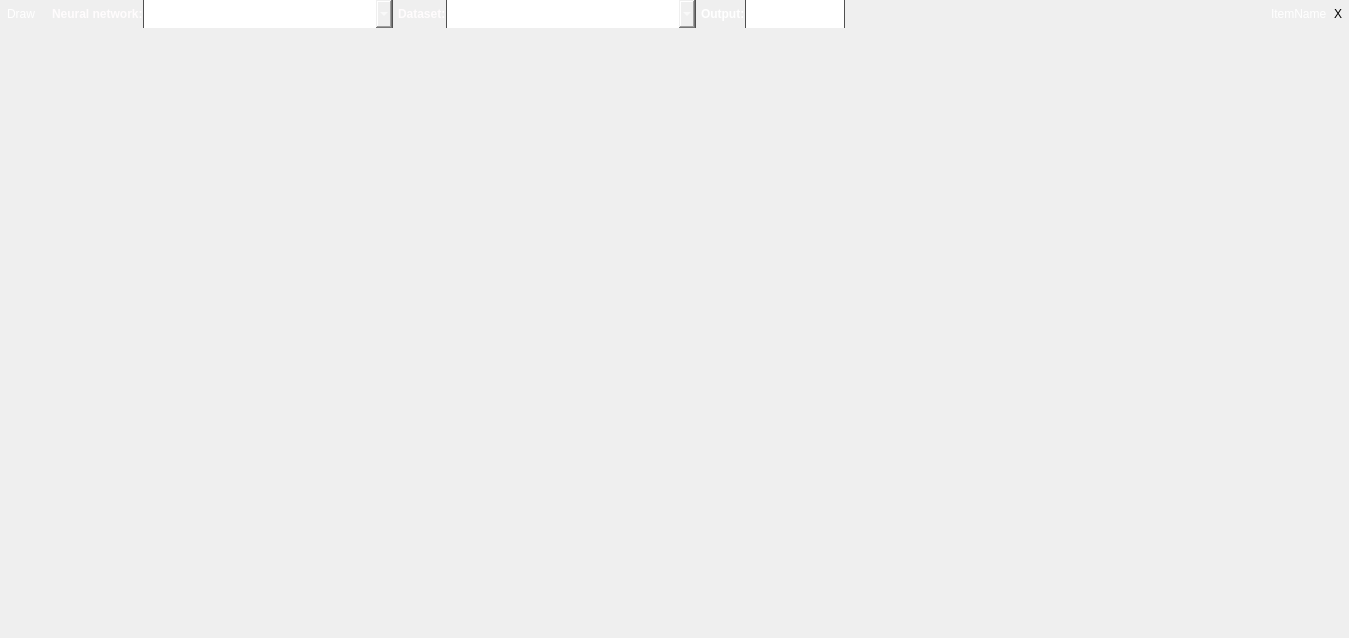
This is ApplicationUi/OutputGraphWidget.ui in kacerpetr/NNCreator as Qt 5 draws it before an edit. The edited form follows.
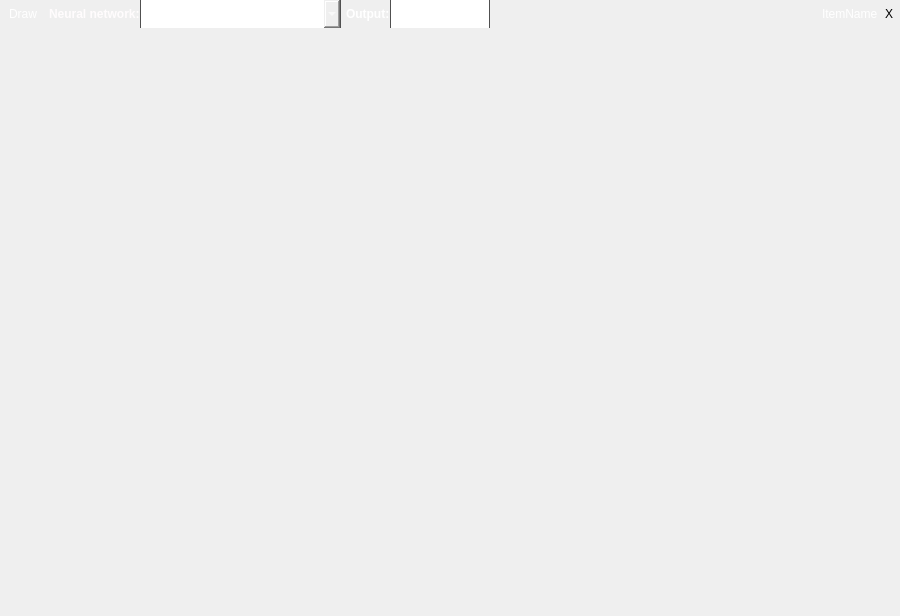
This is the edited form. Icons and pictures are not drawn.

Commit message: NetParamWidget content moved to ScrollArea, dataset selection removed from graphTest

The edit to the form file:
```diff
--- a/ApplicationUi/OutputGraphWidget.ui
+++ b/ApplicationUi/OutputGraphWidget.ui
@@ -6,8 +6,8 @@
    <rect>
     <x>0</x>
     <y>0</y>
-    <width>1349</width>
-    <height>638</height>
+    <width>900</width>
+    <height>616</height>
    </rect>
   </property>
   <property name="windowTitle">
@@ -56,7 +56,7 @@
        <number>0</number>
       </property>
       <property name="leftMargin">
-       <number>0</number>
+       <number>2</number>
       </property>
       <property name="topMargin">
        <number>0</number>
@@ -96,22 +96,6 @@
         </property>
        </widget>
       </item>
-      <item>
-       <spacer name="horizontalSpacer">
-        <property name="orientation">
-         <enum>Qt::Horizontal</enum>
-        </property>
-        <property name="sizeType">
-         <enum>QSizePolicy::Fixed</enum>
-        </property>
-        <property name="sizeHint" stdset="0">
-         <size>
-          <width>5</width>
-          <height>20</height>
-         </size>
-        </property>
-       </spacer>
-      </item>
       <item>
        <widget class="QLabel" name="label_2">
         <property name="text">
@@ -132,7 +116,7 @@
         </property>
         <property name="minimumSize">
          <size>
-          <width>50</width>
+          <width>180</width>
           <height>28</height>
          </size>
         </property>
@@ -179,68 +163,6 @@
         </item>
        </widget>
       </item>
-      <item>
-       <widget class="QLabel" name="label_4">
-        <property name="text">
-         <string>&lt;html&gt;&lt;head/&gt;&lt;body&gt;&lt;p&gt;&lt;span style=&quot; font-weight:600; color:#fffcfd;&quot;&gt;Dataset:&lt;/span&gt;&lt;/p&gt;&lt;/body&gt;&lt;/html&gt;</string>
-        </property>
-        <property name="indent">
-         <number>5</number>
-        </property>
-       </widget>
-      </item>
-      <item>
-       <widget class="QComboBox" name="datasetBox">
-        <property name="sizePolicy">
-         <sizepolicy hsizetype="Preferred" vsizetype="Fixed">
-          <horstretch>2</horstretch>
-          <verstretch>0</verstretch>
-         </sizepolicy>
-        </property>
-        <property name="minimumSize">
-         <size>
-          <width>50</width>
-          <height>28</height>
-         </size>
-        </property>
-        <property name="maximumSize">
-         <size>
-          <width>250</width>
-          <height>16777215</height>
-         </size>
-        </property>
-        <property name="styleSheet">
-         <string notr="true">#datasetBox{
-	color: white;
-	border: 0px;
-	border-left: 1px solid rgb(80, 80, 80);
-	border-right: 1px solid rgb(80, 80, 80);
-	background-image: url(:/toolbarMidLight);
-}
-
-#datasetBox:hover{
-	color: white;
-	border-left: 1px solid rgb(80, 80, 80);
-	border-right: 1px solid rgb(80, 80, 80);
-	background-image: url(:/toolbarLight);
-}
-
-#datasetBox::drop-down{
-	border: 0px;
-	background-image: url(:/comboBoxArrow);
-	width: 20px;
-	background-repeat: none;
-	background-position: left;
-}
-</string>
-        </property>
-        <item>
-         <property name="text">
-          <string>Test set 1</string>
-         </property>
-        </item>
-       </widget>
-      </item>
       <item>
        <widget class="QLabel" name="label">
         <property name="text">
@@ -261,7 +183,7 @@
         </property>
         <property name="minimumSize">
          <size>
-          <width>50</width>
+          <width>70</width>
           <height>28</height>
          </size>
         </property>
@@ -319,7 +241,7 @@
          <bool>false</bool>
         </property>
         <property name="minimum">
-         <number>1</number>
+         <number>0</number>
         </property>
         <property name="maximum">
          <number>1</number>
```
The commit also changes 8 other files.
